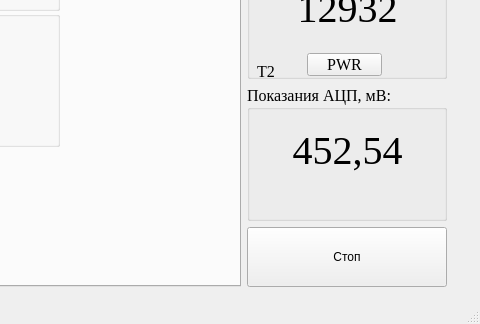
Above: mainwindow.ui from myworkandstudy/ULI before the change; both pictures show x 583 to 1063 and y 353 to 677 of the 1063 by 677 pixel window. Below: the same form after it.
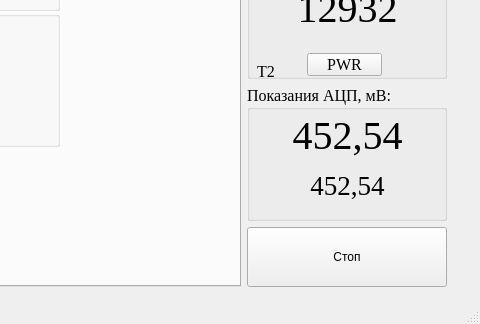
That is the form after the change.

What changed in the file:
```diff
--- a/mainwindow.ui
+++ b/mainwindow.ui
@@ -927,9 +927,9 @@
           <property name="geometry">
            <rect>
             <x>10</x>
-            <y>40</y>
+            <y>30</y>
             <width>181</width>
-            <height>51</height>
+            <height>41</height>
            </rect>
           </property>
           <property name="font">
@@ -944,6 +944,27 @@
            <set>Qt::AlignCenter</set>
           </property>
          </widget>
+         <widget class="QLabel" name="label_ADC2">
+          <property name="geometry">
+           <rect>
+            <x>10</x>
+            <y>80</y>
+            <width>181</width>
+            <height>41</height>
+           </rect>
+          </property>
+          <property name="font">
+           <font>
+            <pointsize>20</pointsize>
+           </font>
+          </property>
+          <property name="text">
+           <string>452,54</string>
+          </property>
+          <property name="alignment">
+           <set>Qt::AlignCenter</set>
+          </property>
+         </widget>
         </widget>
        </item>
        <item>
```
